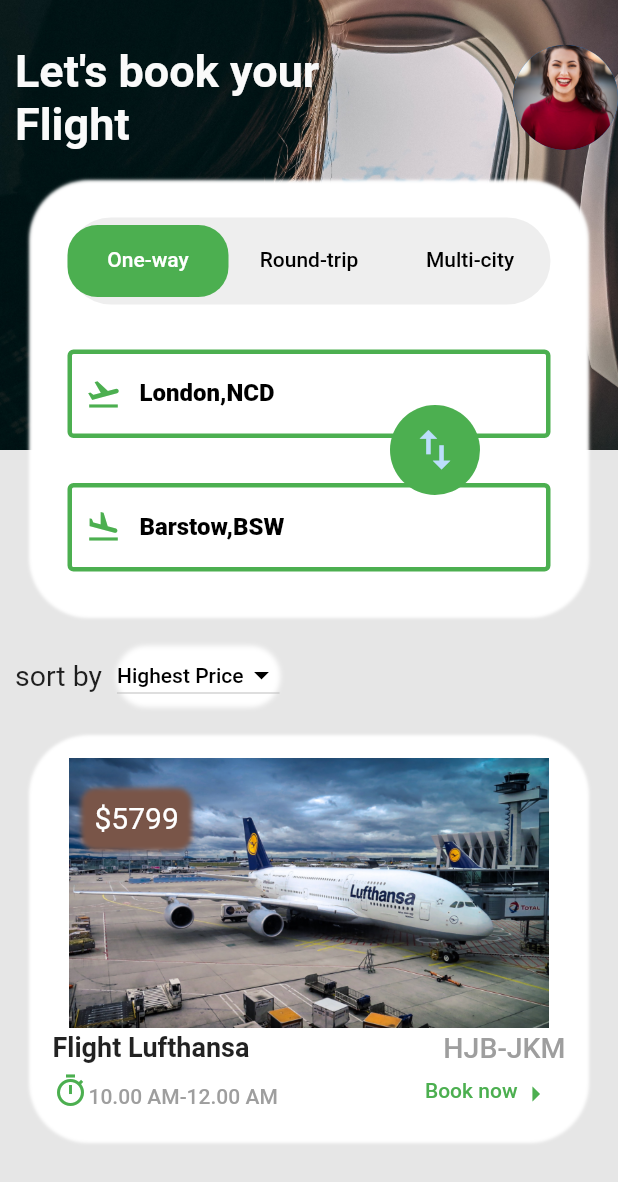
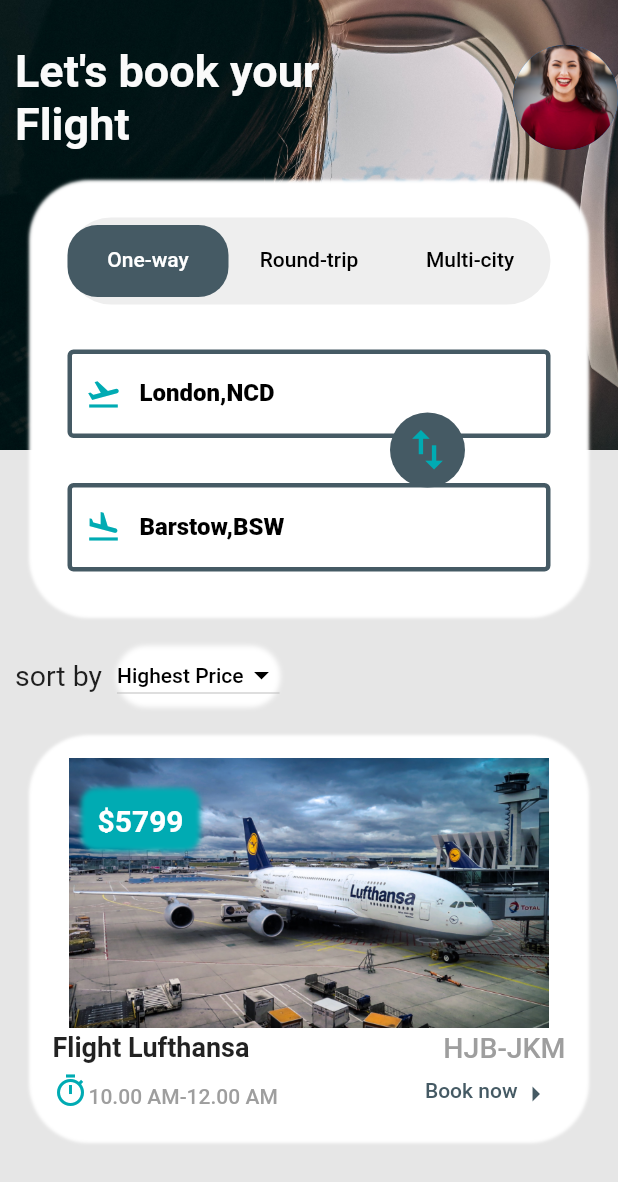
Before and after one commit to balakrishdq/travel_app, a Flutter app: the screen it shows after launch, after a tap on "Get Tickets", on a phone screen of 412 x 824 dp. Shown: the top 1182 px of the screen. Run offline on Flutter 3.47's test engine with Material 2 defaults, Android fonts, the phone set to English and light mode, and no system bars; our stand-ins replace barcode_widget, flutter_dash, gap.

Commit message:
color corrections and back button operation finished

```diff
--- a/lib/screens/flight_book.dart
+++ b/lib/screens/flight_book.dart
@@ -44,7 +44,7 @@
                 child: Text('Search Flight'),
                 style: ElevatedButton.styleFrom(
                   onPrimary: Colors.white,
-                  primary: Colors.green,
+                  primary: Colors.blueGrey.shade700,
                 ),
               ),
             ),
--- a/lib/screens/payment_screen.dart
+++ b/lib/screens/payment_screen.dart
@@ -22,7 +22,9 @@
         centerTitle: true,
         elevation: 0.0,
         leading: IconButton(
-            onPressed: () {},
+            onPressed: () {
+              Navigator.of(context).pop();
+            },
             icon: Icon(
               Icons.arrow_back,
               color: Colors.black,
@@ -64,7 +66,7 @@
                   child: Text('Proceed'),
                   style: ElevatedButton.styleFrom(
                     onPrimary: Colors.white,
-                    primary: Colors.green,
+                    primary: Colors.blueGrey.shade700,
                   ),
                 ),
               ),
--- a/lib/screens/selecting_seats.dart
+++ b/lib/screens/selecting_seats.dart
@@ -21,7 +21,9 @@
         centerTitle: true,
         elevation: 0.0,
         leading: IconButton(
-            onPressed: () {},
+            onPressed: () {
+              Navigator.of(context).pop();
+            },
             icon: Icon(
               Icons.arrow_back,
               color: Colors.black,
--- a/lib/widgets/boarding_screen/flight_ticket.dart
+++ b/lib/widgets/boarding_screen/flight_ticket.dart
@@ -54,7 +54,7 @@
           ),
         ),
         Positioned(
-          bottom: 100,
+          bottom: 120,
           left: 4,
           child: CircleAvatar(
             backgroundColor: Color(0xffe6e6e6),
@@ -62,7 +62,7 @@
           ),
         ),
         Positioned(
-          bottom: 100,
+          bottom: 120,
           right: 4,
           child: CircleAvatar(
             backgroundColor: Color(0xffe6e6e6),
--- a/lib/widgets/boarding_screen/ticket_details.dart
+++ b/lib/widgets/boarding_screen/ticket_details.dart
@@ -100,7 +100,7 @@
           direction: Axis.horizontal,
           dashBorderRadius: 2,
           dashLength: 4,
-          length: 340,
+          length: 320,
         ),
       ],
     );
--- a/lib/widgets/boarding_screen/ticket_head.dart
+++ b/lib/widgets/boarding_screen/ticket_head.dart
@@ -34,7 +34,7 @@
           direction: Axis.horizontal,
           dashBorderRadius: 2,
           dashLength: 4,
-          length: 340,
+          length: 320,
         ),
         Gap(20),
         Padding(
--- a/lib/widgets/booking_screen/card_with_data.dart
+++ b/lib/widgets/booking_screen/card_with_data.dart
@@ -54,20 +54,20 @@
                           borderRadius: BorderRadius.circular(10),
                           boxShadow: [
                             BoxShadow(
-                              color: Colors.brown,
+                              color: Color(0xff00ABB3),
                               blurRadius: 2,
                               spreadRadius: 0.5,
                               offset: Offset(0, 1),
                             ),
                           ]),
                       child: Padding(
-                        padding: const EdgeInsets.all(8.0),
+                        padding: const EdgeInsets.all(10.0),
                         child: Text(
                           "\$${5799}",
                           style: TextStyle(
-                            color: Colors.white,
-                            fontSize: 20,
-                          ),
+                              color: Colors.white,
+                              fontSize: 20,
+                              fontWeight: FontWeight.bold),
                         ),
                       ),
                     ),
@@ -102,7 +102,7 @@
                     WidgetSpan(
                         child: Icon(
                       Icons.timer_outlined,
-                      color: Colors.green,
+                      color: Color(0xff00ABB3),
                     )),
                     TextSpan(
                       text: '10.00 AM-12.00 AM',
@@ -126,12 +126,12 @@
                               Text(
                                 'Book now',
                                 style: TextStyle(
-                                  color: Colors.green,
+                                  color: Colors.blueGrey.shade700,
                                 ),
                               ),
                               Icon(
                                 Icons.arrow_right,
-                                color: Colors.green,
+                                color: Colors.blueGrey.shade700,
                               ),
                             ],
                           )))
--- a/lib/widgets/booking_screen/from_to_field.dart
+++ b/lib/widgets/booking_screen/from_to_field.dart
@@ -12,17 +12,17 @@
           decoration: InputDecoration(
             prefixIcon: Icon(
               Icons.flight_takeoff,
-              color: Colors.green,
+              color: Color(0xff00ABB3),
             ),
             enabledBorder: OutlineInputBorder(
               borderSide: BorderSide(
-                color: Colors.green,
+                color: Colors.blueGrey.shade700,
                 width: 3.0,
               ),
             ),
             focusedBorder: OutlineInputBorder(
               borderSide: BorderSide(
-                color: Colors.green,
+                color: Colors.blueGrey.shade700,
                 width: 3.0,
               ),
             ),
@@ -39,19 +39,19 @@
           decoration: InputDecoration(
             enabledBorder: OutlineInputBorder(
               borderSide: BorderSide(
-                color: Colors.green,
+                color: Colors.blueGrey.shade700,
                 width: 3.0,
               ),
             ),
             focusedBorder: OutlineInputBorder(
               borderSide: BorderSide(
-                color: Colors.green,
+                color: Colors.blueGrey.shade700,
                 width: 3.0,
               ),
             ),
             prefixIcon: Icon(
               Icons.flight_land,
-              color: Colors.green,
+              color: Color(0xff00ABB3),
             ),
             hintText: 'To',
             labelText: 'Barstow,BSW',
--- a/lib/widgets/booking_screen/swap_vert.dart
+++ b/lib/widgets/booking_screen/swap_vert.dart
@@ -6,13 +6,14 @@
   @override
   Widget build(BuildContext context) {
     return Positioned(
-      top: 270,
+      top: 275,
       left: 260,
       child: CircleAvatar(
-        backgroundColor: Colors.green,
-        maxRadius: 30,
+        backgroundColor: Colors.blueGrey.shade700,
+        maxRadius: 25,
         child: Icon(
           Icons.swap_vert,
+          color: Color(0xff00ABB3),
           size: 35,
         ),
       ),
--- a/lib/widgets/booking_screen/tabbar_widget.dart
+++ b/lib/widgets/booking_screen/tabbar_widget.dart
@@ -22,7 +22,7 @@
         child: TabBar(
           unselectedLabelColor: Colors.black,
           indicator: BoxDecoration(
-            color: Colors.green,
+            color: Colors.blueGrey.shade700,
             borderRadius: BorderRadius.circular(20),
           ),
           tabs: [
--- a/lib/widgets/flight_bookiing/journey_details.dart
+++ b/lib/widgets/flight_bookiing/journey_details.dart
@@ -132,7 +132,7 @@
                     borderRadius: BorderRadius.circular(20),
                     boxShadow: [
                       BoxShadow(
-                        color: Colors.green,
+                        color: Colors.blueGrey.shade700,
                         blurRadius: 1,
                       ),
                     ],
@@ -156,7 +156,7 @@
                     borderRadius: BorderRadius.circular(20),
                     boxShadow: [
                       BoxShadow(
-                        color: Colors.green,
+                        color: Colors.blueGrey.shade700,
                         blurRadius: 1,
                       ),
                     ],
@@ -180,7 +180,7 @@
                     borderRadius: BorderRadius.circular(20),
                     boxShadow: [
                       BoxShadow(
-                        color: Colors.green,
+                        color: Colors.blueGrey.shade700,
                         blurRadius: 1,
                       ),
                     ],
--- a/lib/widgets/flight_bookiing/quantity_style.dart
+++ b/lib/widgets/flight_bookiing/quantity_style.dart
@@ -38,7 +38,7 @@
             size: 35,
           ),
           CircleAvatar(
-            backgroundColor: Colors.green,
+            backgroundColor: Colors.blueGrey.shade700,
             maxRadius: 15,
             child: Icon(
               Icons.add,
--- a/lib/widgets/payment_screen/paying_platforms.dart
+++ b/lib/widgets/payment_screen/paying_platforms.dart
@@ -57,7 +57,7 @@
                               width: 3,
                               color: Colors.white,
                             ),
-                            color: Colors.orange,
+                            color: Colors.blueGrey.shade700,
                           ),
                           child: Icon(
                             Icons.done,
--- a/lib/widgets/selecting_seats/flight_seat_selection.dart
+++ b/lib/widgets/selecting_seats/flight_seat_selection.dart
@@ -71,7 +71,7 @@
                     style: TextStyle(
                       fontSize: 18,
                       fontWeight: FontWeight.w700,
-                      color: Colors.greenAccent,
+                      color: Colors.blueGrey.shade700,
                     ),
                   ),
                 ],
@@ -103,7 +103,7 @@
                 children: [
                   ElevatedButton(
                     style: ElevatedButton.styleFrom(
-                      primary: Colors.green,
+                      primary: Colors.blueGrey.shade700,
                     ),
                     onPressed: () {
                       Navigator.of(context).pushNamed(PaymentScreen.routeName);
```
Also changed, not shown: lib/screens/boarding_screen.dart (+12 -11 lines), lib/screens/search_screen.dart (+11 -6 lines), lib/widgets/flight_bookiing/head_stack.dart (+20 -2 lines), lib/widgets/flights_list/stack_part.dart (+8 -3 lines).
